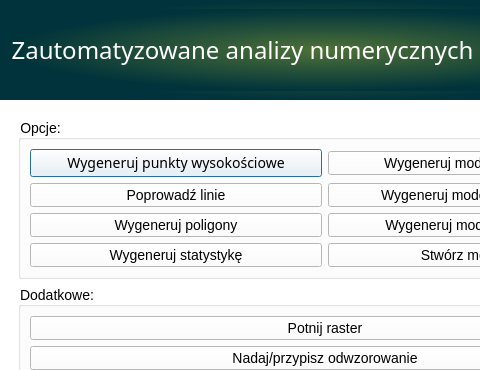
First picture: the form in MainMenu_UI/MainMenu_UI.ui, repository eryk918/nmt_analysis_plugin, before the edit; both pictures show x 0 to 480 and y 0 to 370 of the 650 by 487 pixel window.
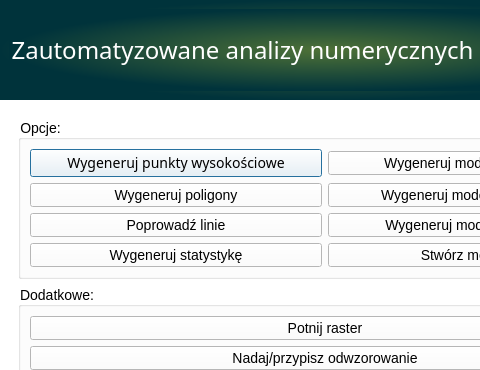
Second picture: the form after the edit. Icons and pictures are not drawn.

Commit message: #7 - ADDED FEATURES - GENERATE POLYGONS + CLEANED CODE + EDITED UI

Diff of the .ui file:
```diff
--- a/MainMenu_UI/MainMenu_UI.ui
+++ b/MainMenu_UI/MainMenu_UI.ui
@@ -335,17 +335,6 @@
                 </widget>
                </item>
                <item row="1" column="0">
-                <widget class="QPushButton" name="btn_gen_lines">
-                 <property name="styleSheet">
-                  <string notr="true">*{font-family: &quot;Samsung Sans&quot;;font-size: 14px;}
-</string>
-                 </property>
-                 <property name="text">
-                  <string>Poprowadź linie</string>
-                 </property>
-                </widget>
-               </item>
-               <item row="2" column="0">
                 <widget class="QPushButton" name="btn_gen_polygons">
                  <property name="styleSheet">
                   <string notr="true">*{font-family: &quot;Samsung Sans&quot;;font-size: 14px;}
@@ -356,6 +345,17 @@
                  </property>
                 </widget>
                </item>
+               <item row="2" column="0">
+                <widget class="QPushButton" name="btn_gen_lines">
+                 <property name="styleSheet">
+                  <string notr="true">*{font-family: &quot;Samsung Sans&quot;;font-size: 14px;}
+</string>
+                 </property>
+                 <property name="text">
+                  <string>Poprowadź linie</string>
+                 </property>
+                </widget>
+               </item>
                <item row="3" column="0">
                 <widget class="QPushButton" name="btn_gen_stat">
                  <property name="styleSheet">
```
Left out of the diff: 4 changed lines with no effect on the pictures. The commit also changes 7 other files.
